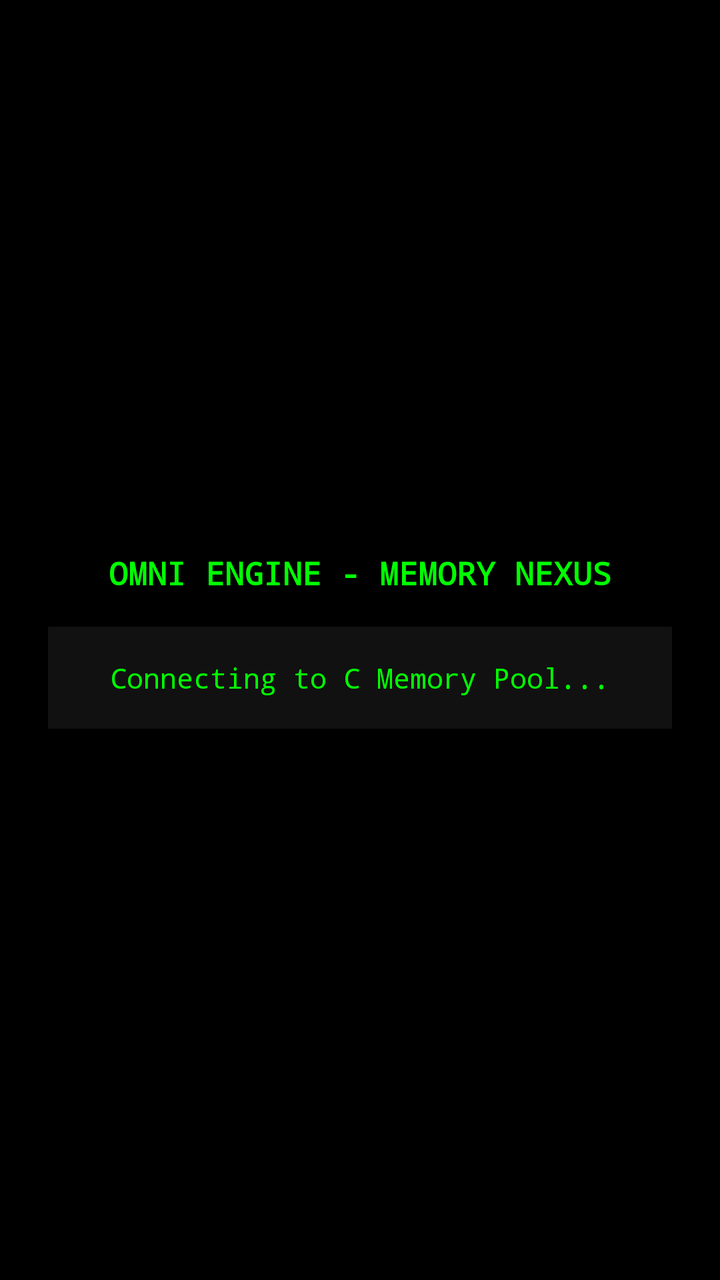
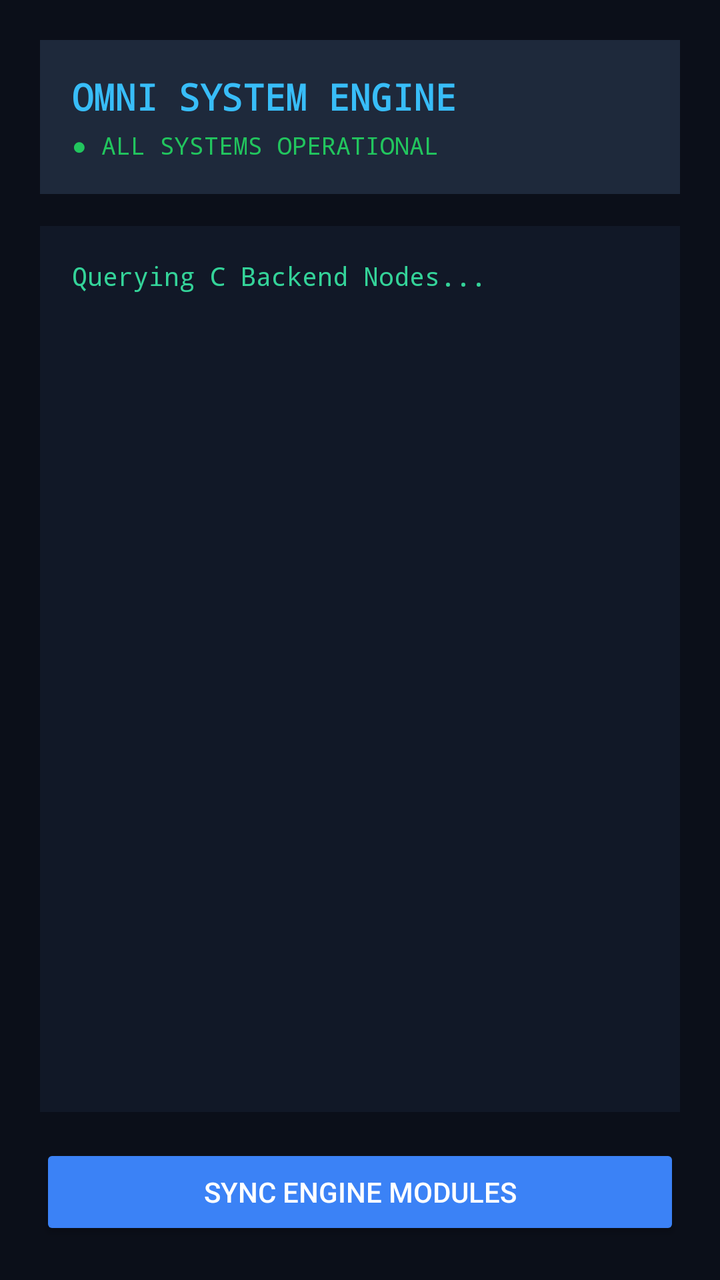

The first picture is an Android layout as it rendered before a commit; the second is the same layout after the commit. The layout source and the unified diff follow.
<!-- AndroidManifest.xml: application theme Theme.AppCompat.NoActionBar -->
<!-- res/layout/activity_main.xml -->
<?xml version="1.0" encoding="utf-8"?>
<LinearLayout xmlns:android="http://schemas.android.com/apk/res/android"
    android:layout_width="match_parent"
    android:layout_height="match_parent"
    android:orientation="vertical"
    android:background="#000000"
    android:padding="24dp"
    android:gravity="center">

    <TextView
        android:layout_width="wrap_content"
        android:layout_height="wrap_content"
        android:text="OMNI ENGINE - MEMORY NEXUS"
        android:textColor="#00FF00"
        android:textSize="16sp"
        android:textStyle="bold"
        android:fontFamily="monospace"
        android:layout_marginBottom="16dp" />

    <TextView
        android:id="@+id/statusText"
        android:layout_width="match_parent"
        android:layout_height="wrap_content"
        android:text="Connecting to C Memory Pool..."
        android:textColor="#00FF00"
        android:textSize="14sp"
        android:fontFamily="monospace"
        android:gravity="center"
        android:background="#111111"
        android:padding="16dp" />

</LinearLayout>
<!-- resources referenced by this layout -->
<resources>

</resources>

<!-- the commit's change to res/layout/activity_main.xml (unified diff, before → after) -->
@@ -3,30 +3,64 @@
     android:layout_width="match_parent"
     android:layout_height="match_parent"
     android:orientation="vertical"
-    android:background="#000000"
-    android:padding="24dp"
-    android:gravity="center">
+    android:background="#0B0F19"
+    android:padding="20dp">
 
-    <TextView
-        android:layout_width="wrap_content"
-        android:layout_height="wrap_content"
-        android:text="OMNI ENGINE - MEMORY NEXUS"
-        android:textColor="#00FF00"
-        android:textSize="16sp"
-        android:textStyle="bold"
-        android:fontFamily="monospace"
-        android:layout_marginBottom="16dp" />
-
-    <TextView
-        android:id="@+id/statusText"
+    
+    <LinearLayout
         android:layout_width="match_parent"
         android:layout_height="wrap_content"
-        android:text="Connecting to C Memory Pool..."
-        android:textColor="#00FF00"
-        android:textSize="14sp"
-        android:fontFamily="monospace"
-        android:gravity="center"
-        android:background="#111111"
-        android:padding="16dp" />
+        android:background="#1E293B"
+        android:orientation="vertical"
+        android:padding="16dp"
+        android:layout_marginBottom="16dp">
+
+        <TextView
+            android:layout_width="wrap_content"
+            android:layout_height="wrap_content"
+            android:text="OMNI SYSTEM ENGINE"
+            android:textColor="#38BDF8"
+            android:textSize="18sp"
+            android:textStyle="bold"
+            android:fontFamily="monospace" />
+
+        <TextView
+            android:id="@+id/systemStateText"
+            android:layout_width="wrap_content"
+            android:layout_height="wrap_content"
+            android:text="● ALL SYSTEMS OPERATIONAL"
+            android:textColor="#22C55E"
+            android:textSize="12sp"
+            android:layout_marginTop="4dp"
+            android:fontFamily="monospace" />
+    </LinearLayout>
+
+    
+    <ScrollView
+        android:layout_width="match_parent"
+        android:layout_height="0dp"
+        android:layout_weight="1"
+        android:background="#111827"
+        android:padding="16dp"
+        android:layout_marginBottom="16dp">
+
+        <TextView
+            android:id="@+id/statusText"
+            android:layout_width="match_parent"
+            android:layout_height="wrap_content"
+            android:text="Querying C Backend Nodes..."
+            android:textColor="#34D399"
+            android:textSize="13sp"
+            android:fontFamily="monospace" />
+    </ScrollView>
+
+    
+    <Button
+        android:id="@+id/refreshButton"
+        android:layout_width="match_parent"
+        android:layout_height="wrap_content"
+        android:text="Sync Engine Modules"
+        android:backgroundTint="#3B82F6"
+        android:textColor="#FFFFFF" />
 
 </LinearLayout>
